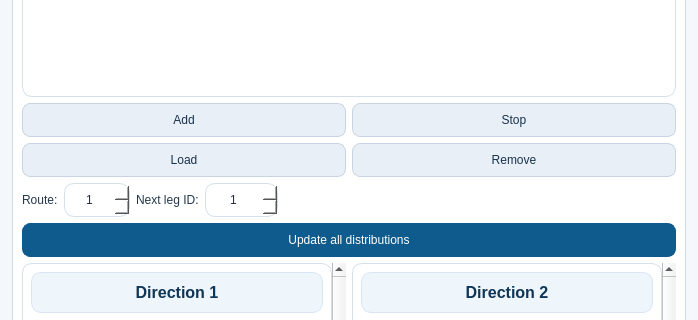
The window that omrat_base.ui (axelande/OMRAT) describes before a commit, drawn with Qt 5; both pictures show x 0 to 698 and y 167 to 487 of the 698 by 803 pixel window.
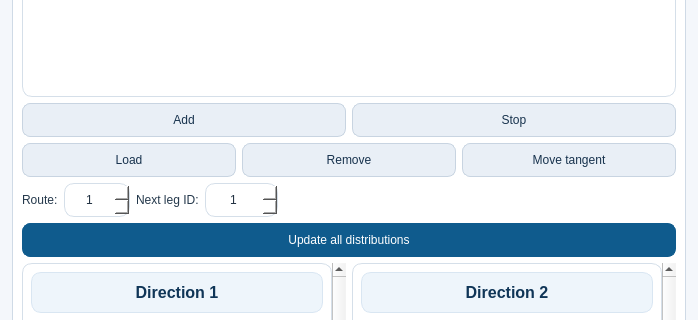
The same window after the commit.

Commit message: Version 0.14.3 Made it possible to move the tangent along the leg

What changed in the file:
```diff
--- a/omrat_base.ui
+++ b/omrat_base.ui
@@ -289,6 +289,16 @@
                   </property>
                  </widget>
                 </item>
+                <item>
+                 <widget class="QPushButton" name="pbMoveTangent">
+                  <property name="toolTip">
+                   <string>Activate the Tangent Line layer and QGIS's Move Feature tool. Drag a tangent line along its leg; it snaps back onto the leg when released.</string>
+                  </property>
+                  <property name="text">
+                   <string>Move tangent</string>
+                  </property>
+                 </widget>
+                </item>
                </layout>
               </item>
               <item>
```
Left out of the diff: 1 changed line with no effect on the pictures. The commit also changes 22 other files.
